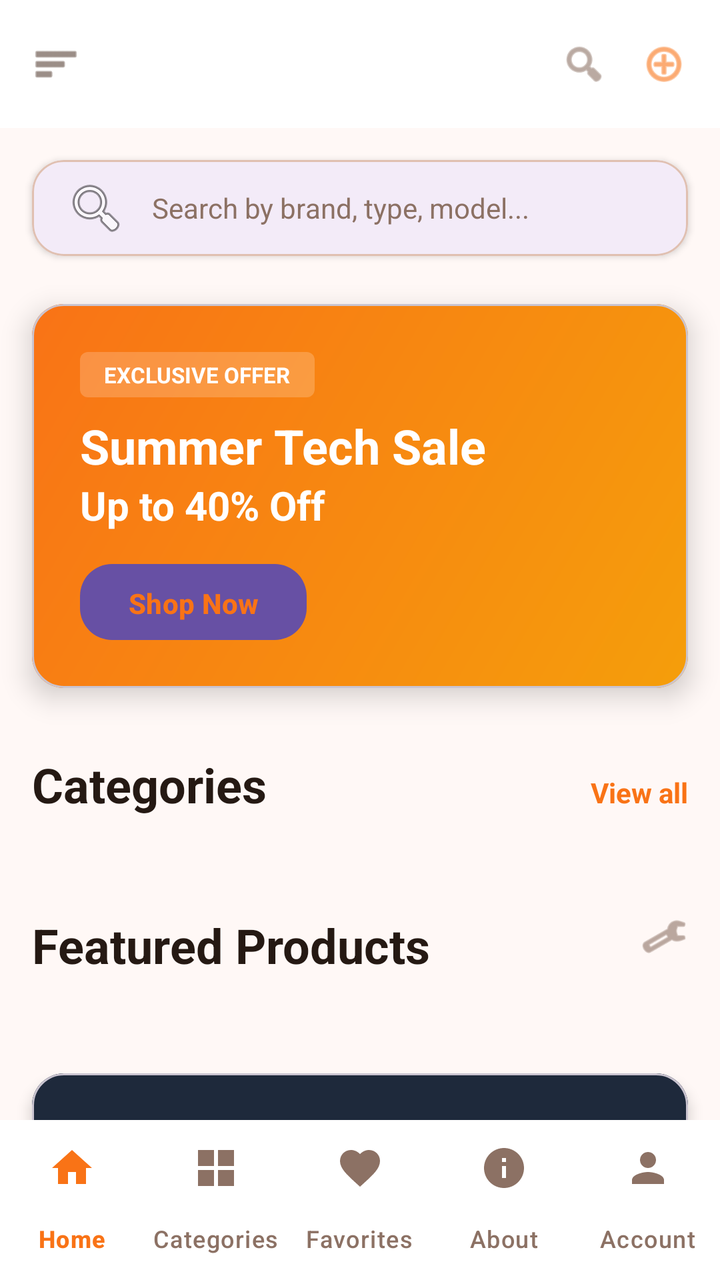
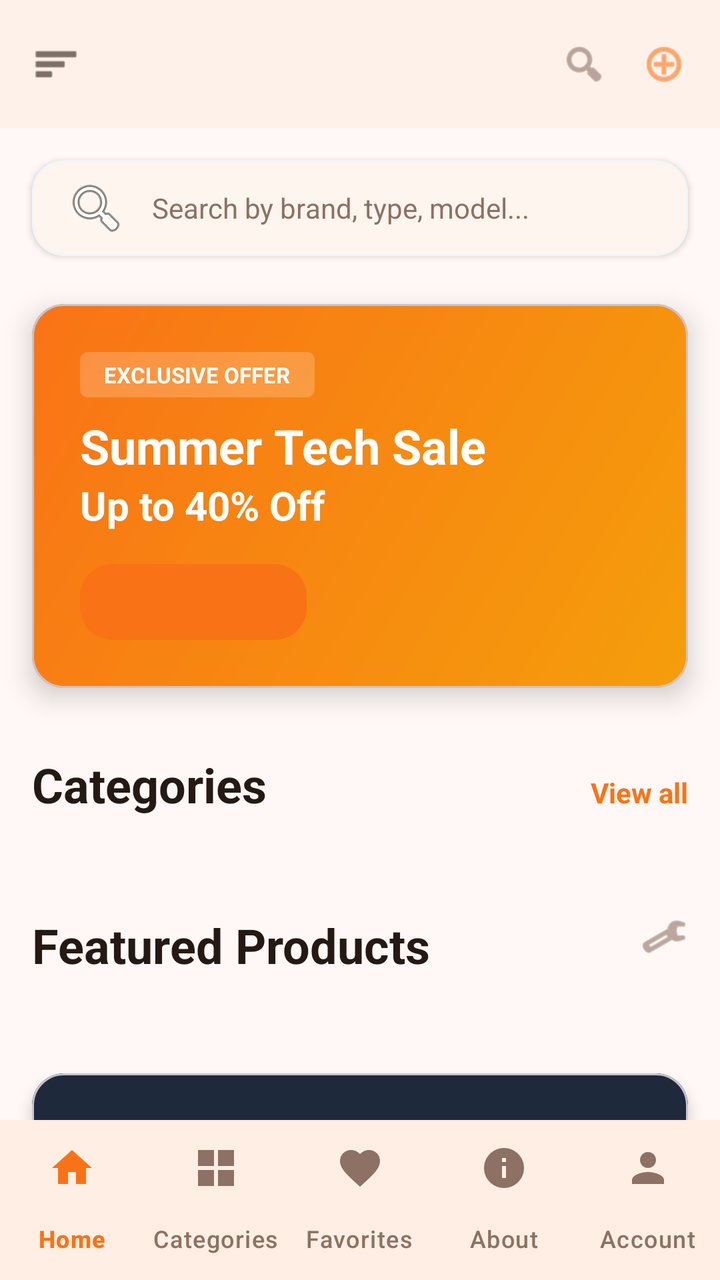

Two renders of the same Android screen: before a commit and after it. Below are the layout's source before the change and the commit's diff.
<!-- AndroidManifest.xml: application theme Theme.BeckieDealApp -->
<!-- res/layout/activity_main.xml -->
<?xml version="1.0" encoding="utf-8"?>
<androidx.constraintlayout.widget.ConstraintLayout xmlns:android="http://schemas.android.com/apk/res/android"
    xmlns:app="http://schemas.android.com/apk/res-auto"
    xmlns:tools="http://schemas.android.com/tools"
    android:layout_width="match_parent"
    android:layout_height="match_parent"
    android:background="#FFF8F6"
    tools:context=".MainActivity">

    
    <com.google.android.material.appbar.MaterialToolbar
        android:id="@+id/topAppBar"
        android:layout_width="match_parent"
        android:layout_height="64dp"
        android:background="#FFFFFF"
        android:elevation="4dp"
        app:contentInsetStart="0dp"
        app:layout_constraintTop_toTopOf="parent">

        <RelativeLayout
            android:layout_width="match_parent"
            android:layout_height="match_parent"
            android:paddingHorizontal="16dp">

            <ImageView
                android:id="@+id/menuIcon"
                android:layout_width="24dp"
                android:layout_height="24dp"
                android:layout_alignParentStart="true"
                android:layout_centerVertical="true"
                android:src="@android:drawable/ic_menu_sort_by_size"
                android:contentDescription="Menu"
                android:tint="#584237" />

            
            <ImageView
                android:id="@+id/logoImage"
                android:layout_width="120dp"
                android:layout_height="40dp"
                android:layout_centerInParent="true"
                android:scaleType="fitCenter"
                android:src="@mipmap/ic_launcher" />

            <LinearLayout
                android:layout_width="wrap_content"
                android:layout_height="wrap_content"
                android:layout_alignParentEnd="true"
                android:layout_centerVertical="true"
                android:orientation="horizontal">

                <ImageView
                    android:id="@+id/searchIcon"
                    android:layout_width="24dp"
                    android:layout_height="24dp"
                    android:layout_marginEnd="16dp"
                    android:src="@android:drawable/ic_menu_search"
                    android:contentDescription="Search"
                    android:tint="#8C7164" />

                <ImageView
                    android:id="@+id/cartIcon"
                    android:layout_width="24dp"
                    android:layout_height="24dp"
                    android:src="@android:drawable/ic_menu_add"
                    android:contentDescription="Cart"
                    android:tint="#F97316" />
            </LinearLayout>

        </RelativeLayout>

    </com.google.android.material.appbar.MaterialToolbar>

    
    <androidx.core.widget.NestedScrollView
        android:layout_width="match_parent"
        android:layout_height="0dp"
        android:fillViewport="true"
        app:layout_constraintTop_toBottomOf="@id/topAppBar"
        app:layout_constraintBottom_toTopOf="@id/bottomNavigation">

        <LinearLayout
            android:layout_width="match_parent"
            android:layout_height="wrap_content"
            android:orientation="vertical"
            android:paddingBottom="16dp">

            
            <com.google.android.material.card.MaterialCardView
                android:layout_width="match_parent"
                android:layout_height="wrap_content"
                android:layout_margin="16dp"
                app:cardCornerRadius="16dp"
                app:cardElevation="2dp"
                app:strokeWidth="1dp"
                app:strokeColor="#E0C0B1">

                <EditText
                    android:id="@+id/searchBar"
                    android:layout_width="match_parent"
                    android:layout_height="48dp"
                    android:background="@android:color/transparent"
                    android:drawableStart="@android:drawable/ic_menu_search"
                    android:drawablePadding="12dp"
                    android:hint="@string/search_hint"
                    android:paddingStart="16dp"
                    android:paddingEnd="16dp"
                    android:textSize="14sp"
                    android:textColorHint="#8C7164" />

            </com.google.android.material.card.MaterialCardView>

            
            <com.google.android.material.card.MaterialCardView
                android:id="@+id/heroBanner"
                android:layout_width="match_parent"
                android:layout_height="192dp"
                android:layout_marginHorizontal="16dp"
                android:layout_marginTop="8dp"
                app:cardCornerRadius="16dp"
                app:cardElevation="8dp">

                <LinearLayout
                    android:layout_width="match_parent"
                    android:layout_height="match_parent"
                    android:background="@drawable/hero_gradient"
                    android:orientation="vertical"
                    android:padding="24dp">

                    <TextView
                        android:layout_width="wrap_content"
                        android:layout_height="wrap_content"
                        android:background="@drawable/badge_pill"
                        android:paddingHorizontal="12dp"
                        android:paddingVertical="4dp"
                        android:text="EXCLUSIVE OFFER"
                        android:textColor="#FFFFFF"
                        android:textSize="11sp"
                        android:textStyle="bold" />

                    <TextView
                        android:layout_width="wrap_content"
                        android:layout_height="wrap_content"
                        android:layout_marginTop="8dp"
                        android:text="Summer Tech Sale"
                        android:textColor="#FFFFFF"
                        android:textSize="24sp"
                        android:textStyle="bold" />

                    <TextView
                        android:layout_width="wrap_content"
                        android:layout_height="wrap_content"
                        android:text="Up to 40% Off"
                        android:textColor="#FFFFFF"
                        android:textSize="20sp"
                        android:textStyle="bold" />

                    <Button
                        android:id="@+id/shopNowButton"
                        android:layout_width="wrap_content"
                        android:layout_height="wrap_content"
                        android:layout_marginTop="16dp"
                        android:background="@drawable/button_white"
                        android:paddingHorizontal="24dp"
                        android:text="Shop Now"
                        android:textColor="#F97316"
                        android:textStyle="bold" />

                </LinearLayout>

            </com.google.android.material.card.MaterialCardView>

            
            <LinearLayout
                android:layout_width="match_parent"
                android:layout_height="wrap_content"
                android:layout_marginTop="32dp"
                android:orientation="vertical">

                <LinearLayout
                    android:layout_width="match_parent"
                    android:layout_height="wrap_content"
                    android:layout_marginHorizontal="16dp"
                    android:layout_marginBottom="16dp"
                    android:orientation="horizontal">

                    <TextView
                        android:layout_width="0dp"
                        android:layout_height="wrap_content"
                        android:layout_weight="1"
                        android:text="Categories"
                        android:textColor="#251913"
                        android:textSize="24sp"
                        android:textStyle="bold" />

                    <TextView
                        android:id="@+id/viewAllCategories"
                        android:layout_width="wrap_content"
                        android:layout_height="wrap_content"
                        android:text="@string/view_all"
                        android:textColor="#F97316"
                        android:textSize="14sp"
                        android:textStyle="bold" />

                </LinearLayout>

                <HorizontalScrollView
                    android:layout_width="match_parent"
                    android:layout_height="wrap_content"
                    android:scrollbars="none">

                    <LinearLayout
                        android:id="@+id/categoriesContainer"
                        android:layout_width="wrap_content"
                        android:layout_height="wrap_content"
                        android:orientation="horizontal"
                        android:paddingHorizontal="16dp">

                        

                    </LinearLayout>

                </HorizontalScrollView>

            </LinearLayout>

            
            <LinearLayout
                android:layout_width="match_parent"
                android:layout_height="wrap_content"
                android:layout_marginTop="32dp"
                android:orientation="vertical">

                <LinearLayout
                    android:layout_width="match_parent"
                    android:layout_height="wrap_content"
                    android:layout_marginHorizontal="16dp"
                    android:layout_marginBottom="16dp"
                    android:orientation="horizontal">

                    <TextView
                        android:layout_width="0dp"
                        android:layout_height="wrap_content"
                        android:layout_weight="1"
                        android:text="Featured Products"
                        android:textColor="#251913"
                        android:textSize="24sp"
                        android:textStyle="bold" />

                    <ImageView
                        android:id="@+id/filterIcon"
                        android:layout_width="24dp"
                        android:layout_height="24dp"
                        android:src="@android:drawable/ic_menu_manage"
                        android:tint="#8C7164" />

                </LinearLayout>

                <GridLayout
                    android:id="@+id/productsGrid"
                    android:layout_width="match_parent"
                    android:layout_height="wrap_content"
                    android:layout_marginHorizontal="16dp"
                    android:columnCount="2"
                    android:rowCount="2"
                    android:useDefaultMargins="true">

                    

                </GridLayout>

            </LinearLayout>

            
            <com.google.android.material.card.MaterialCardView
                android:id="@+id/newArrivalsBanner"
                android:layout_width="match_parent"
                android:layout_height="wrap_content"
                android:layout_marginHorizontal="16dp"
                android:layout_marginTop="32dp"
                android:layout_marginBottom="16dp"
                app:cardCornerRadius="16dp"
                app:cardElevation="4dp">

                <LinearLayout
                    android:layout_width="match_parent"
                    android:layout_height="wrap_content"
                    android:background="#1E293B"
                    android:orientation="vertical"
                    android:padding="16dp">

                    <TextView
                        android:layout_width="wrap_content"
                        android:layout_height="wrap_content"
                        android:text="@string/new_arrival"
                        android:textColor="#FFFFFF"
                        android:textSize="24sp"
                        android:textStyle="bold" />

                    <TextView
                        android:layout_width="wrap_content"
                        android:layout_height="wrap_content"
                        android:layout_marginTop="4dp"
                        android:text="Checkout the latest accessories"
                        android:textColor="#94A3B8"
                        android:textSize="14sp" />

                    <Button
                        android:id="@+id/discoverButton"
                        android:layout_width="wrap_content"
                        android:layout_height="wrap_content"
                        android:layout_marginTop="12dp"
                        android:background="@drawable/hero_gradient"
                        android:paddingHorizontal="24dp"
                        android:text="Discover"
                        android:textColor="#FFFFFF"
                        android:textStyle="bold" />

                </LinearLayout>

            </com.google.android.material.card.MaterialCardView>

        </LinearLayout>

    </androidx.core.widget.NestedScrollView>

    
    <com.google.android.material.bottomnavigation.BottomNavigationView
        android:id="@+id/bottomNavigation"
        android:layout_width="match_parent"
        android:layout_height="wrap_content"
        android:background="#FFFFFF"
        app:elevation="8dp"
        app:itemIconTint="@color/bottom_nav_color"
        app:itemTextColor="@color/bottom_nav_color"
        app:labelVisibilityMode="labeled"
        app:layout_constraintBottom_toBottomOf="parent"
        app:menu="@menu/bottom_nav_menu" />

</androidx.constraintlayout.widget.ConstraintLayout>
<!-- resources referenced by this layout -->
<resources>
  <!-- drawable badge_pill (drawable) -->
  <?xml version="1.0" encoding="utf-8"?>
  <shape xmlns:android="http://schemas.android.com/apk/res/android">
      <solid android:color="#33FFFFFF" />
      <corners android:radius="4dp" />
  </shape>
  <!-- drawable button_white (drawable) -->
  <?xml version="1.0" encoding="utf-8"?>
  <shape xmlns:android="http://schemas.android.com/apk/res/android">
      <solid android:color="#FFFFFF" />
      <corners android:radius="16dp" />
  </shape>
  <!-- drawable hero_gradient (drawable) -->
  <?xml version="1.0" encoding="utf-8"?>
  <shape xmlns:android="http://schemas.android.com/apk/res/android">
      <gradient
          android:angle="135"
          android:startColor="#F59E0B"
          android:endColor="#F97316"
          android:type="linear" />
  </shape>
  <!-- mipmap ic_launcher (mipmap-anydpi-v26) -->
  <?xml version="1.0" encoding="utf-8"?>
  <adaptive-icon xmlns:android="http://schemas.android.com/apk/res/android">
      <background android:drawable="@color/ic_launcher_background"/>
      <foreground android:drawable="@mipmap/ic_launcher_foreground"/>
  </adaptive-icon>
  <string name="new_arrival">NEW ARRIVAL</string>
  <string name="search_hint">Search by brand, type, model...</string>
  <string name="view_all">View all</string>
  <style name="Theme.BeckieDealApp" parent="Base.Theme.BeckieDealApp" />
  <color name="ic_launcher_background">#FFFFFF</color>
  <style name="Base.Theme.BeckieDealApp" parent="Theme.Material3.DayNight.NoActionBar">
          
          
      </style>
</resources>

<!-- the commit's change to res/layout/activity_main.xml (unified diff, before → after) -->
@@ -4,7 +4,7 @@
     xmlns:tools="http://schemas.android.com/tools"
     android:layout_width="match_parent"
     android:layout_height="match_parent"
-    android:background="#FFF8F6"
+    android:background="@color/background"
     tools:context=".MainActivity">
 
     
@@ -12,7 +12,7 @@
         android:id="@+id/topAppBar"
         android:layout_width="match_parent"
         android:layout_height="64dp"
-        android:background="#FFFFFF"
+        android:background="@color/surface"
         android:elevation="4dp"
         app:contentInsetStart="0dp"
         app:layout_constraintTop_toTopOf="parent">
@@ -30,7 +30,7 @@
                 android:layout_centerVertical="true"
                 android:src="@android:drawable/ic_menu_sort_by_size"
                 android:contentDescription="Menu"
-                android:tint="#584237" />
+                android:tint="@color/text_primary" />
 
             
             <ImageView
@@ -55,7 +55,7 @@
                     android:layout_marginEnd="16dp"
                     android:src="@android:drawable/ic_menu_search"
                     android:contentDescription="Search"
-                    android:tint="#8C7164" />
+                    android:tint="@color/text_secondary" />
 
                 <ImageView
                     android:id="@+id/cartIcon"
@@ -63,7 +63,7 @@
                     android:layout_height="24dp"
                     android:src="@android:drawable/ic_menu_add"
                     android:contentDescription="Cart"
-                    android:tint="#F97316" />
+                    android:tint="@color/primary" />
             </LinearLayout>
 
         </RelativeLayout>
@@ -92,7 +92,8 @@
                 app:cardCornerRadius="16dp"
                 app:cardElevation="2dp"
                 app:strokeWidth="1dp"
-                app:strokeColor="#E0C0B1">
+                app:strokeColor="@color/border_color"
+                app:cardBackgroundColor="@color/surface">
 
                 <EditText
                     android:id="@+id/searchBar"
@@ -105,7 +106,8 @@
                     android:paddingStart="16dp"
                     android:paddingEnd="16dp"
                     android:textSize="14sp"
-                    android:textColorHint="#8C7164" />
+                    android:textColor="@color/text_primary"
+                    android:textColorHint="@color/text_secondary" />
 
             </com.google.android.material.card.MaterialCardView>
 
@@ -133,7 +135,7 @@
                         android:paddingHorizontal="12dp"
                         android:paddingVertical="4dp"
                         android:text="EXCLUSIVE OFFER"
-                        android:textColor="#FFFFFF"
+                        android:textColor="@color/white_fixed"
                         android:textSize="11sp"
                         android:textStyle="bold" />
 
@@ -142,7 +144,7 @@
                         android:layout_height="wrap_content"
                         android:layout_marginTop="8dp"
                         android:text="Summer Tech Sale"
-                        android:textColor="#FFFFFF"
+                        android:textColor="@color/white_fixed"
                         android:textSize="24sp"
                         android:textStyle="bold" />
 
@@ -150,7 +152,7 @@
                         android:layout_width="wrap_content"
                         android:layout_height="wrap_content"
                         android:text="Up to 40% Off"
-                        android:textColor="#FFFFFF"
+                        android:textColor="@color/white_fixed"
                         android:textSize="20sp"
                         android:textStyle="bold" />
 
@@ -162,7 +164,7 @@
                         android:background="@drawable/button_white"
                         android:paddingHorizontal="24dp"
                         android:text="Shop Now"
-                        android:textColor="#F97316"
+                        android:textColor="@color/primary"
                         android:textStyle="bold" />
 
                 </LinearLayout>
@@ -188,7 +190,7 @@
                         android:layout_height="wrap_content"
                         android:layout_weight="1"
                         android:text="Categories"
-                        android:textColor="#251913"
+                        android:textColor="@color/text_primary"
                         android:textSize="24sp"
                         android:textStyle="bold" />
 
@@ -197,7 +199,7 @@
                         android:layout_width="wrap_content"
                         android:layout_height="wrap_content"
                         android:text="@string/view_all"
-                        android:textColor="#F97316"
+                        android:textColor="@color/primary"
                         android:textSize="14sp"
                         android:textStyle="bold" />
 
@@ -242,7 +244,7 @@
                         android:layout_height="wrap_content"
                         android:layout_weight="1"
                         android:text="Featured Products"
-                        android:textColor="#251913"
+                        android:textColor="@color/text_primary"
                         android:textSize="24sp"
                         android:textStyle="bold" />
 
@@ -251,7 +253,7 @@
                         android:layout_width="24dp"
                         android:layout_height="24dp"
                         android:src="@android:drawable/ic_menu_manage"
-                        android:tint="#8C7164" />
+                        android:tint="@color/text_secondary" />
 
                 </LinearLayout>
 
@@ -284,7 +286,7 @@
                 <LinearLayout
                     android:layout_width="match_parent"
                     android:layout_height="wrap_content"
-                    android:background="#1E293B"
+                    android:background="@color/dark_bg"
                     android:orientation="vertical"
                     android:padding="16dp">
 
@@ -292,7 +294,7 @@
                         android:layout_width="wrap_content"
                         android:layout_height="wrap_content"
                         android:text="@string/new_arrival"
-                        android:textColor="#FFFFFF"
+                        android:textColor="@color/white_fixed"
                         android:textSize="24sp"
                         android:textStyle="bold" />
 
@@ -301,7 +303,7 @@
                         android:layout_height="wrap_content"
                         android:layout_marginTop="4dp"
                         android:text="Checkout the latest accessories"
-                        android:textColor="#94A3B8"
+                        android:textColor="@color/dark_text"
                         android:textSize="14sp" />
 
                     <Button
@@ -312,7 +314,7 @@
                         android:background="@drawable/hero_gradient"
                         android:paddingHorizontal="24dp"
                         android:text="Discover"
-                        android:textColor="#FFFFFF"
+                        android:textColor="@color/white_fixed"
                         android:textStyle="bold" />
 
                 </LinearLayout>
@@ -328,7 +330,7 @@
         android:id="@+id/bottomNavigation"
         android:layout_width="match_parent"
         android:layout_height="wrap_content"
-        android:background="#FFFFFF"
+        android:background="@color/surface"
         app:elevation="8dp"
         app:itemIconTint="@color/bottom_nav_color"
         app:itemTextColor="@color/bottom_nav_color"
<!-- resource entries referenced after the edit -->
@@ -1,5 +1,14 @@
 <!-- resources referenced by this layout -->
 <resources>
+  <color name="background">#FFF8F6</color>
+  <color name="border_color">#F1F5F9</color>
+  <color name="dark_bg">#1E293B</color>
+  <color name="dark_text">#94A3B8</color>
+  <color name="primary">#F97316</color>
+  <color name="surface">#FFFFFF</color>
+  <color name="text_primary">#251913</color>
+  <color name="text_secondary">#8C7164</color>
+  <color name="white_fixed">#FFFFFF</color>
   <!-- drawable badge_pill (drawable) -->
   <?xml version="1.0" encoding="utf-8"?>
   <shape xmlns:android="http://schemas.android.com/apk/res/android">
@@ -34,7 +43,35 @@
   <color name="ic_launcher_background">#FFFFFF</color>
   <style name="Base.Theme.BeckieDealApp" parent="Theme.Material3.DayNight.NoActionBar">
           
+          <item name="colorPrimary">@color/primary</item>
+          <item name="colorOnPrimary">@color/on_primary</item>
+          <item name="colorPrimaryContainer">@color/primary_container</item>
+          <item name="colorOnPrimaryContainer">@color/on_primary_container</item>
+  
           
+          <item name="colorSecondary">@color/secondary</item>
+          <item name="colorOnSecondary">@color/on_secondary</item>
+          <item name="colorSecondaryContainer">@color/secondary_container</item>
+          <item name="colorOnSecondaryContainer">@color/on_secondary_container</item>
+  
+          
+          <item name="android:windowBackground">@color/background</item>
+          <item name="colorSurface">@color/surface</item>
+          <item name="colorOnSurface">@color/on_surface</item>
+          <item name="colorSurfaceVariant">@color/surface_variant</item>
+          <item name="colorOnSurfaceVariant">@color/on_surface_variant</item>
+          <item name="colorOutline">@color/outline</item>
       </style>
+  <color name="on_primary">#FFFFFF</color>
+  <color name="primary_container">#F97316</color>
+  <color name="on_primary_container">#582200</color>
+  <color name="secondary">#8F4D27</color>
+  <color name="on_secondary">#FFFFFF</color>
+  <color name="secondary_container">#FDA77A</color>
+  <color name="on_secondary_container">#773A16</color>
+  <color name="on_surface">#251913</color>
+  <color name="surface_variant">#F6DED3</color>
+  <color name="on_surface_variant">#584237</color>
+  <color name="outline">#8C7164</color>
 </resources>
 
